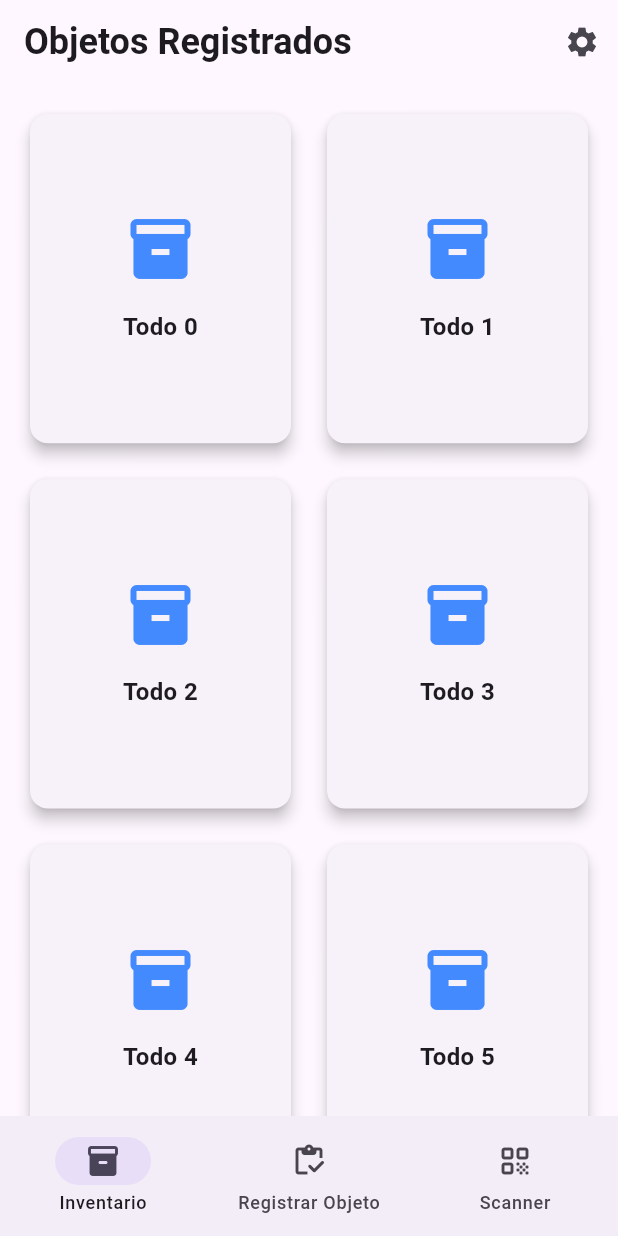
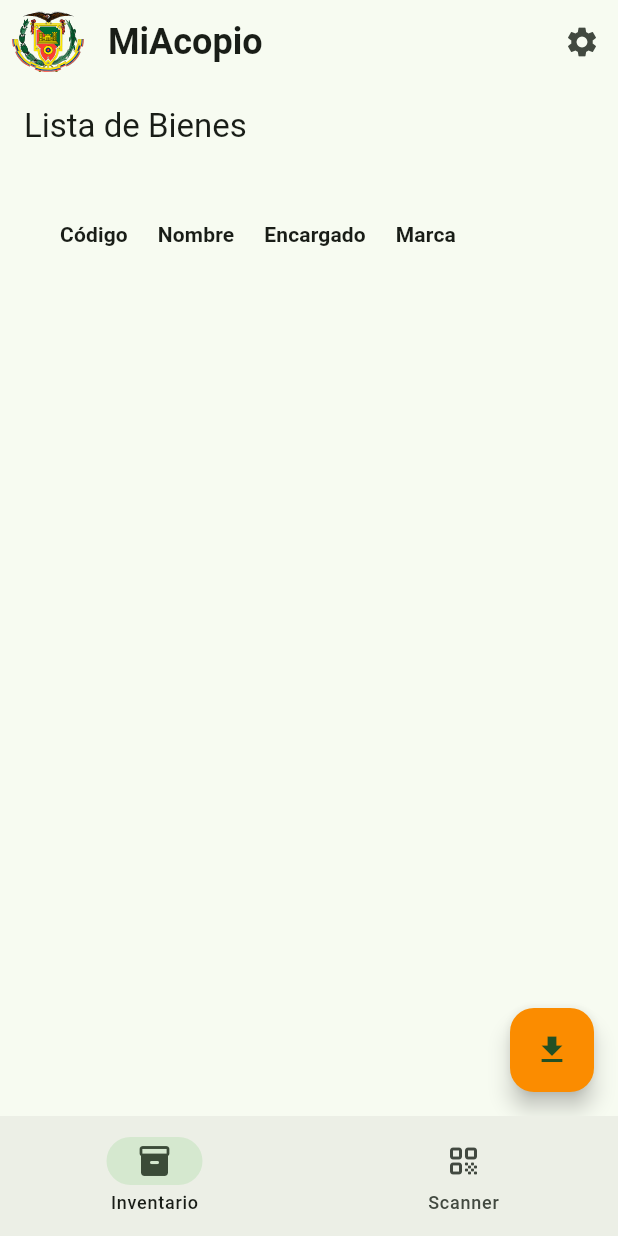
Before and after one commit to Drawnskii/gestor_invetario_espe, a Flutter app: the screen it shows after launch, on a phone screen of 412 x 824 dp. Run offline on Flutter 3.47's test engine with Material 3 defaults, Android fonts, the phone set to English and light mode, and no system bars; our stand-ins replace flutter_svg; missing offline and left inert: mobile_scanner; generated files the repository leaves out were written again.

Commit message:
Escanner mejorado y tabla de bienes

```diff
--- a/lib/src/app.dart
+++ b/lib/src/app.dart
@@ -1,17 +1,15 @@
 import 'package:flutter/material.dart';
 import 'package:flutter_gen/gen_l10n/app_localizations.dart';
 import 'package:flutter_localizations/flutter_localizations.dart';
+import 'package:flutter_svg/flutter_svg.dart';
 
 import 'views/auth/auth_form.dart';
 
 import 'settings/settings_controller.dart';
 import 'settings/settings_view.dart';
 
-import 'views/objects/grid_objects.dart';
+import 'views/goods/goods_table.dart';
 import 'views/scanner.dart';
-import 'views/objects/object_registry.dart';
-
-import 'models/todo.dart';
 
 /// The Widget that configures your application.
 class MyApp extends StatelessWidget {
@@ -62,8 +60,14 @@ class MyApp extends StatelessWidget {
           // Define a light and dark color theme. Then, read the user's
           // preferred ThemeMode (light, dark, or system default) from the
           // SettingsController to display the correct theme.
-          theme: ThemeData(),
-          darkTheme: ThemeData.dark(),
+          theme: ThemeData(
+            colorScheme: ColorScheme.fromSeed(seedColor: Colors.green)
+          ),
+          darkTheme: ThemeData(
+            useMaterial3: true,
+            brightness: Brightness.dark,
+            colorSchemeSeed: Colors.orange,
+          ),
           themeMode: settingsController.themeMode,
 
           // Define a function to handle named routes in order to support
@@ -99,32 +103,9 @@ class MainScreen extends StatefulWidget {
 class _MainScreenState extends State<MainScreen> {
   int _selectedIndex = 0;
 
-  final List<String> _title = [
-    'Objetos Registrados',
-    'Registra un Objeto',
-    'Escanéa un Objeto'
-  ];
-
   final List<Widget> _views = [
-    GridObjects(
-      todos: List.generate(
-        20,
-        (i) => Todo(
-          'Todo $i',
-          'A description of what need to be done for Todo $i',
-        ),
-      ),
-    ),
-    ObjectRegistry(),
-    Scanner(
-        todos: List.generate(
-        20,
-        (i) => Todo(
-          'Todo $i',
-          'A description of what need to be done for Todo $i',
-        ),
-      ),
-    )
+    GoodTable(),
+    Scanner()
   ];
 
   void _destinationSelected(int index) {
@@ -137,10 +118,17 @@ class _MainScreenState extends State<MainScreen> {
   Widget build(BuildContext context) {
     return Scaffold(
       appBar: AppBar(
+        leading: Padding(
+          padding: const EdgeInsets.only(left: 8.0), // Padding solo a la izquierda
+          child: SvgPicture.asset(
+            'assets/images/logo_espe.svg', // Asegúrate de que el archivo esté en assets altura
+            width: 100,
+            height: 100,
+          ),
+        ),
         title: Text(
-          _title[_selectedIndex],
+          'MiAcopio',
           style: TextStyle(
-
             fontSize: 24,
             fontWeight: FontWeight.bold,
           ),
@@ -152,10 +140,10 @@ class _MainScreenState extends State<MainScreen> {
                 onPressed: () {
                   Scaffold.of(context).openEndDrawer();
                 },
-                icon: Icon(Icons.settings)
+                icon: Icon(Icons.settings),
               );
-            }
-          )
+            },
+          ),
         ],
       ),
       endDrawer: Drawer(
@@ -225,7 +213,6 @@ class _MainScreenState extends State<MainScreen> {
         onDestinationSelected: _destinationSelected,
         destinations: const <Widget> [
           NavigationDestination(icon: Icon(Icons.inventory_2_rounded), label: 'Inventario'),
-          NavigationDestination(icon: Icon(Icons.inventory_rounded), label: 'Registrar Objeto'),
           NavigationDestination(icon: Icon(Icons.qr_code_rounded), label: 'Scanner')
         ],
       ),
--- /dev/null
+++ b/lib/src/models/good.dart
@@ -0,0 +1,79 @@
+import 'dart:convert';
+
+class Good {
+  String? code;
+  String? name;
+  int? keeper;
+  String? brand;
+
+  Good({
+    this.code,
+    this.name,
+    this.keeper,
+    this.brand,
+  });
+
+  Good copyWith({
+    String? code,
+    String? name,
+    int? keeper,
+    String? brand,
+  }) {
+    return Good(
+      code: code ?? this.code,
+      name: name ?? this.name,
+      keeper: keeper ?? this.keeper,
+      brand: brand ?? this.brand,
+    );
+  }
+
+  Map<String, dynamic> toMap() {
+    return <String, dynamic>{
+      'code': code,
+      'name': name,
+      'keeper': keeper,
+      'brand': brand,
+    };
+  }
+
+  Good query(List<Good> goods, code) {
+    return goods.firstWhere((good) => good.code == code, orElse: () => Good(code: code));
+  }
+
+  factory Good.fromMap(Map<String, dynamic> map) {
+    return Good(
+      code: map['code'] as String,
+      name: map['name'] as String,
+      keeper: map['keeper'] as int,
+      brand: map['brand'] as String,
+    );
+  }
+
+  String toJson() => json.encode(toMap());
+
+  factory Good.fromJson(String source) => Good.fromMap(json.decode(source) as Map<String, dynamic>);
+
+  @override
+  String toString() {
+    return 'Good(code: $code, name: $name, keeper: $keeper, brand: $brand)';
+  }
+
+  @override
+  bool operator ==(covariant Good other) {
+    if (identical(this, other)) return true;
+
+    return
+      other.code == code &&
+      other.name == name &&
+      other.keeper == keeper &&
+      other.brand == brand;
+  }
+
+  @override
+  int get hashCode {
+    return code.hashCode ^
+      name.hashCode ^
+      keeper.hashCode ^
+      brand.hashCode;
+  }
+}
--- /dev/null
+++ b/lib/src/models/goods_list.dart
@@ -0,0 +1,18 @@
+import 'dart:collection';
+
+import 'package:flutter/material.dart';
+import 'package:inventario/src/models/good.dart';
+
+class GoodsList extends ChangeNotifier {
+  final List<Good> _goods = [];
+
+  UnmodifiableListView<Good> get goods => UnmodifiableListView(_goods);
+
+  int get goodsCuantity => _goods.length;
+
+  void add(Good good) {
+    _goods.add(good);
+
+    notifyListeners();
+  }
+}
--- a/lib/src/models/todo.dart
+++ /dev/null
@@ -1,6 +0,0 @@
-class Todo {
-  final String title;
-  final String description;
-
-  const Todo(this.title, this.description);
-}
--- /dev/null
+++ b/lib/src/views/goods/goods_table.dart
@@ -0,0 +1,63 @@
+import 'package:flutter/material.dart';
+import 'package:provider/provider.dart';
+import '../../models/goods_list.dart';
+
+class GoodTable extends StatelessWidget {
+  const GoodTable({super.key});
+
+  @override
+  Widget build(BuildContext context) {
+    return Scaffold(
+      appBar: AppBar(
+        title: const Text('Lista de Bienes'),
+      ),
+      body: Padding(
+        padding: const EdgeInsets.all(16.0),
+        child: SingleChildScrollView(
+          scrollDirection: Axis.horizontal,
+          child: Consumer<GoodsList>(
+            builder: (context, goods, child) {
+              return DataTable(
+                columnSpacing: 20,
+                columns: const [
+                  DataColumn(label: Text('Código', style: TextStyle(fontWeight: FontWeight.bold))),
+                  DataColumn(label: Text('Nombre', style: TextStyle(fontWeight: FontWeight.bold))),
+                  DataColumn(label: Text('Encargado', style: TextStyle(fontWeight: FontWeight.bold))),
+                  DataColumn(label: Text('Marca', style: TextStyle(fontWeight: FontWeight.bold))),
+                ],
+                rows: goods.goods.map((good) {
+                  return DataRow(cells: [
+                    DataCell(Padding(
+                      padding: const EdgeInsets.all(8.0),
+                      child: Text(good.code ?? 'N/A'),
+                    )),
+                    DataCell(Padding(
+                      padding: const EdgeInsets.all(8.0),
+                      child: Text(good.name ?? 'N/A'),
+                    )),
+                    DataCell(Padding(
+                      padding: const EdgeInsets.all(8.0),
+                      child: Text(good.keeper?.toString() ?? 'N/A'),
+                    )),
+                    DataCell(Padding(
+                      padding: const EdgeInsets.all(8.0),
+                      child: Text(good.brand ?? 'N/A'),
+                    )),
+                  ]);
+                }).toList(),
+              );
+            },
+          ),
+        ),
+      ),
+      floatingActionButton: FloatingActionButton(
+        onPressed: () {
+          // Acción para la descarga
+          print('Descargando...');
+        },
+        backgroundColor: Colors.orange[600],
+        child: const Icon(Icons.download),
+      ),
+    );
+  }
+}
--- a/lib/src/views/objects/grid_objects.dart
+++ /dev/null
@@ -1,90 +0,0 @@
-import 'package:flutter/material.dart';
-
-import '../../models/todo.dart';
-
-class GridObjects extends StatelessWidget {
-  const GridObjects({super.key, required this.todos});
-
-  final List<Todo> todos;
-
-  @override
-  Widget build(BuildContext context) {
-    return Scaffold(
-      body: GridView.builder(
-        padding: const EdgeInsets.all(16),
-        gridDelegate: const SliverGridDelegateWithFixedCrossAxisCount(
-          crossAxisCount: 2, // Número de columnas en la cuadrícula
-          crossAxisSpacing: 16, // Espaciado horizontal entre las tarjetas
-          mainAxisSpacing: 16, // Espaciado vertical entre las tarjetas
-          childAspectRatio: 0.8, // Relación de aspecto de cada tarjeta
-        ),
-        itemCount: todos.length,
-        itemBuilder: (context, index) {
-          final todo = todos[index];
-
-          return GestureDetector(
-            onTap: () {
-              // Mostrar el Bottom Sheet al hacer clic
-              showModalBottomSheet(
-                context: context,
-                builder: (context) {
-                  return Container(
-                    padding: const EdgeInsets.all(16),
-                    child: Column(
-                      mainAxisSize: MainAxisSize.min,
-                      crossAxisAlignment: CrossAxisAlignment.start,
-                      children: [
-                        Text(
-                          todo.title,
-                          style: const TextStyle(
-                            fontSize: 18,
-                            fontWeight: FontWeight.bold,
-                          ),
-                        ),
-                        const SizedBox(height: 8),
-                        Text(
-                          todo.description,
-                          style: const TextStyle(fontSize: 16),
-                        ),
-                      ],
-                    ),
-                  );
-                },
-              );
-            },
-            child: Card(
-              elevation: 4,
-              shape: RoundedRectangleBorder(
-                borderRadius: BorderRadius.circular(12),
-              ),
-              child: Padding(
-                padding: const EdgeInsets.all(16),
-                child: Column(
-                  mainAxisAlignment: MainAxisAlignment.center,
-                  children: [
-                    // Placeholder para la imagen (icono)
-                    const Icon(
-                      Icons.inventory_2, // Ícono para simular una imagen
-                      size: 48,
-                      color: Colors.blueAccent,
-                    ),
-                    const SizedBox(height: 16),
-                    // Título del objeto
-                    Text(
-                      todo.title,
-                      style: const TextStyle(
-                        fontWeight: FontWeight.bold,
-                        fontSize: 16,
-                      ),
-                      textAlign: TextAlign.center,
-                    ),
-                  ],
-                ),
-              ),
-            ),
-          );
-        },
-      ),
-    );
-  }
-}
--- a/lib/src/views/objects/object_detail.dart
+++ /dev/null
@@ -1,22 +0,0 @@
-import 'package:flutter/material.dart';
-
-import '../../models/todo.dart';
-
-class ObjectDetail extends StatelessWidget {
-  const ObjectDetail({super.key, required this.todo});
-
-  final Todo todo;
-
-  @override
-  Widget build(BuildContext context) {
-    return Scaffold(
-      appBar: AppBar(
-        title: Text(todo.title),
-      ),
-      body: Padding(
-        padding: const EdgeInsets.all(16),
-        child: Text(todo.description),
-      ),
-    );
-  }
-}
--- a/pubspec.yaml
+++ b/pubspec.yaml
@@ -15,7 +15,9 @@ dependencies:
     sdk: flutter
   flutter_localizations:
     sdk: flutter
+  flutter_svg: ^2.0.17
   mobile_scanner: ^6.0.3
+  provider: ^6.1.2
   qr_flutter: ^4.1.0
 
 dev_dependencies:
```
Also changed, not shown: lib/main.dart (+8 -1 lines), lib/src/views/goods/good_detail.dart (added, +51 -0 lines), lib/src/views/goods/good_form.dart (added, +131 -0 lines), lib/src/views/objects/object_registry.dart (deleted, +0 -69 lines), lib/src/views/scanner.dart (+32 -10 lines), assets/images/logo_espe.png (added), assets/images/logo_espe.svg (added), pubspec.lock.
